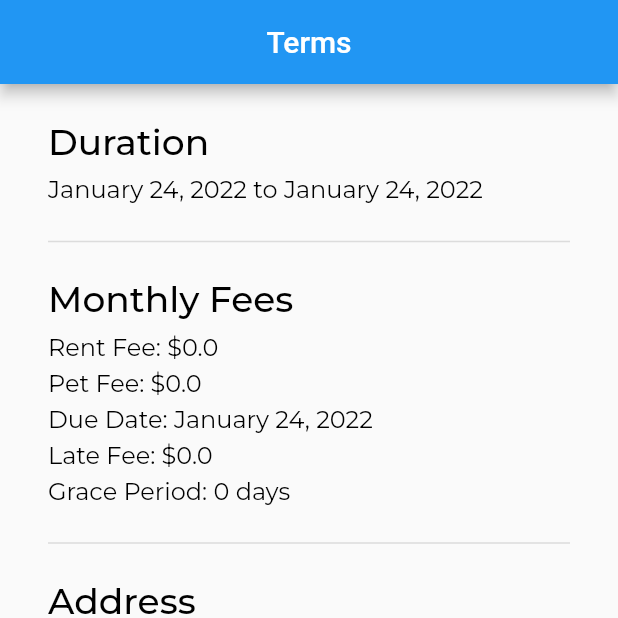
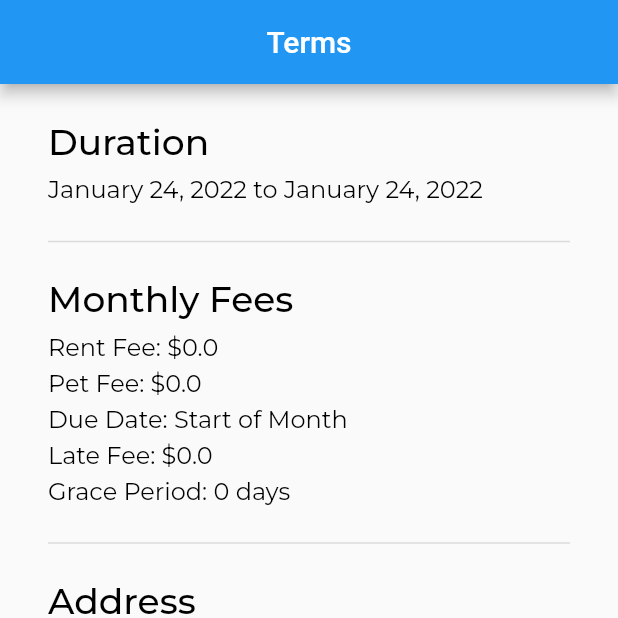
Before and after one commit to hoky4/RentRemedy, a Flutter app: the TermsScreen screen opened directly with empty values, on a phone screen of 412 x 824 dp, the top half of it. Run offline on Flutter 3.47's test engine with Material 2 defaults, Android fonts, the phone set to English and light mode, and no system bars; our stand-ins replace flutter_secure_storage, google_fonts, shared_preferences; accounts and stored records are empty.

```diff
--- a/lib/models/Fees/due_date_type.dart
+++ b/lib/models/Fees/due_date_type.dart
@@ -1,7 +1,6 @@
 import 'package:json_annotation/json_annotation.dart';
 
-enum DueDateType
-{
+enum DueDateType {
   @JsonValue(0)
   StartOfMonth,
   @JsonValue(1)
@@ -9,3 +8,18 @@ enum DueDateType
   @JsonValue(2)
   DayOfMonth
 }
+
+extension DueDateTypeExtension on DueDateType {
+  String get value {
+    switch (this) {
+      case DueDateType.StartOfMonth:
+        return "Start of Month";
+      case DueDateType.EndOfMonth:
+        return "End of Month";
+      case DueDateType.DayOfMonth:
+        return "Day of Month";
+      default:
+        return "";
+    }
+  }
+}
--- a/lib/view/auth/login_screen.dart
+++ b/lib/view/auth/login_screen.dart
@@ -9,8 +9,6 @@ import 'package:rentremedy_mobile/networking/api_service.dart';
 import 'package:rentremedy_mobile/view/auth/signup_screen.dart';
 import 'package:rentremedy_mobile/view/onboarding/terms_screen.dart';
 import 'package:shared_preferences/shared_preferences.dart';
-import 'package:tuple/tuple.dart';
-
 import '../chat/message_screen.dart';
 import '../onboarding/confirmation_screen.dart';
 
--- a/lib/view/onboarding/terms_screen.dart
+++ b/lib/view/onboarding/terms_screen.dart
@@ -2,6 +2,7 @@ import 'package:flutter/cupertino.dart';
 import 'package:flutter/material.dart';
 import 'package:google_fonts/google_fonts.dart';
 import 'package:intl/intl.dart';
+import 'package:rentremedy_mobile/models/Fees/due_date_type.dart';
 import 'package:rentremedy_mobile/models/Fees/monthly_fees.dart';
 import 'package:rentremedy_mobile/models/LeaseAgreement/amenity.dart';
 import 'package:rentremedy_mobile/models/LeaseAgreement/lease_agreement.dart';
@@ -244,9 +245,10 @@ class TermsScreen extends StatelessWidget {
             Text("Pet Fee: \$${monthlyFees.petFee.petFeeAmount}",
                 style: bodyStyle),
             SizedBox(height: 4.0),
-            Text(
-                "Due Date: ${DateFormat.yMMMMd('en_US').format(monthlyFees.dueDate!)}",
-                style: bodyStyle),
+            dueDateCondition(monthlyFees),
+            // Text(
+            //     "Due Date: ${DateFormat.yMMMMd('en_US').format(monthlyFees.dueDate!)}",
+            //     style: bodyStyle),
             SizedBox(height: 4.0),
             Text("Late Fee: \$${monthlyFees.lateFee}", style: bodyStyle),
             SizedBox(height: 4.0),
@@ -256,6 +258,24 @@ class TermsScreen extends StatelessWidget {
         ),
       ),
     );
+  }
+
+  Widget dueDateCondition(MonthlyFees monthlyFees) {
+    switch (monthlyFees.dueDateType) {
+      case DueDateType.StartOfMonth:
+        return Text("Due Date: ${monthlyFees.dueDateType.value}",
+            style: bodyStyle);
+      case DueDateType.EndOfMonth:
+        return Text("Due Date: ${monthlyFees.dueDateType.value}",
+            style: bodyStyle);
+      case DueDateType.DayOfMonth:
+        // TODO:
+        return Text(
+            "Due Date: ${DateFormat.yMMMMd('en_US').format(monthlyFees.dueDate!)} *or End of Month",
+            style: bodyStyle);
+      default:
+        return Text("Not avaliable.", style: bodyStyle);
+    }
   }
 
   Widget duration(DateTime startDate, DateTime endDate) {
```
Also changed, not shown: lib/view/onboarding/confirmation_screen.dart (+14 -2 lines), lib/view/onboarding/join_screen.dart (+15 -4 lines).
